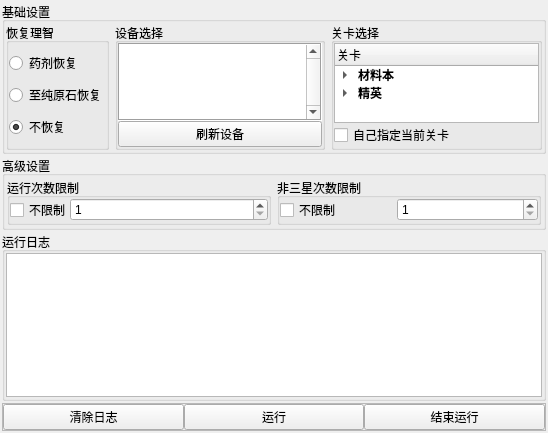
First picture: the form in tab.ui, repository Inull-Studio/AutoArknights, before the edit.
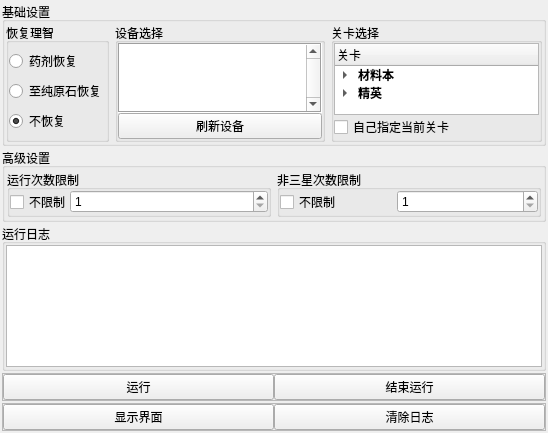
Second picture: the form after the edit.

The edit to the form file:
```diff
--- a/tab.ui
+++ b/tab.ui
@@ -797,13 +797,6 @@
       <property name="bottomMargin">
        <number>0</number>
       </property>
-      <item>
-       <widget class="QPushButton" name="ClearLogBtn">
-        <property name="text">
-         <string>清除日志</string>
-        </property>
-       </widget>
-      </item>
       <item>
        <widget class="QPushButton" name="RunBtn">
         <property name="text">
@@ -821,6 +814,47 @@
      </layout>
     </widget>
    </item>
+   <item>
+    <widget class="QFrame" name="frame">
+     <property name="frameShape">
+      <enum>QFrame::StyledPanel</enum>
+     </property>
+     <property name="frameShadow">
+      <enum>QFrame::Raised</enum>
+     </property>
+     <layout class="QHBoxLayout" name="horizontalLayout_5">
+      <property name="spacing">
+       <number>0</number>
+      </property>
+      <property name="leftMargin">
+       <number>0</number>
+      </property>
+      <property name="topMargin">
+       <number>0</number>
+      </property>
+      <property name="rightMargin">
+       <number>0</number>
+      </property>
+      <property name="bottomMargin">
+       <number>0</number>
+      </property>
+      <item>
+       <widget class="QPushButton" name="disp_btn">
+        <property name="text">
+         <string>显示界面</string>
+        </property>
+       </widget>
+      </item>
+      <item>
+       <widget class="QPushButton" name="ClearLogBtn">
+        <property name="text">
+         <string>清除日志</string>
+        </property>
+       </widget>
+      </item>
+     </layout>
+    </widget>
+   </item>
   </layout>
  </widget>
  <tabstops>
```
Left out of the diff: 1 changed line with no effect on the pictures.
